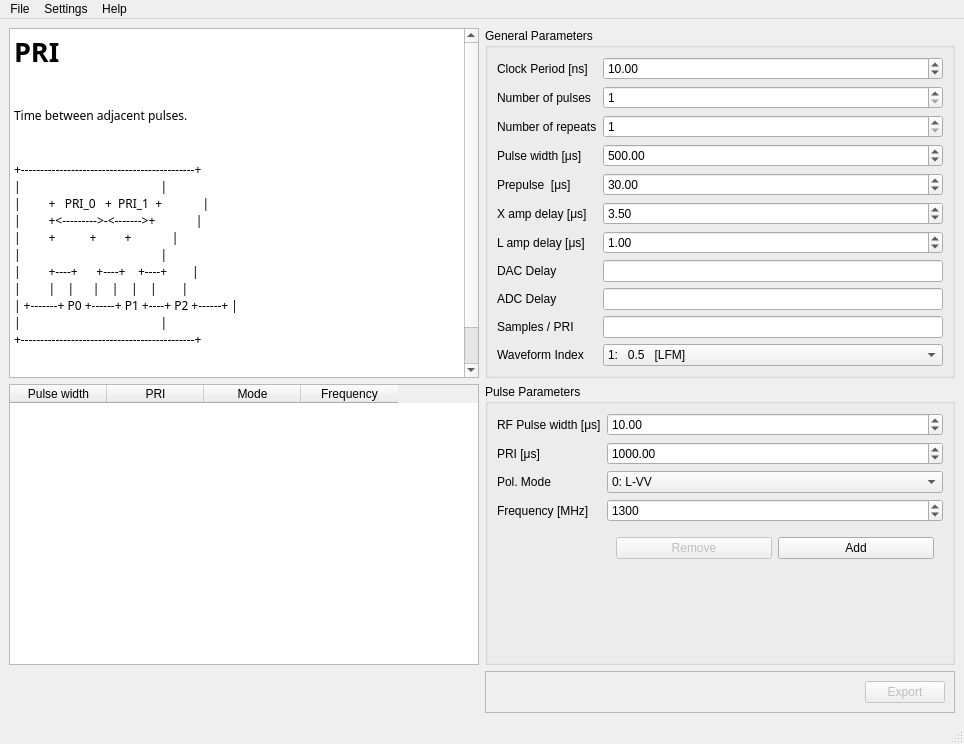
Before: the Qt Designer form creator_gui.ui in nextrad/tcu_software, drawn with Qt 5.
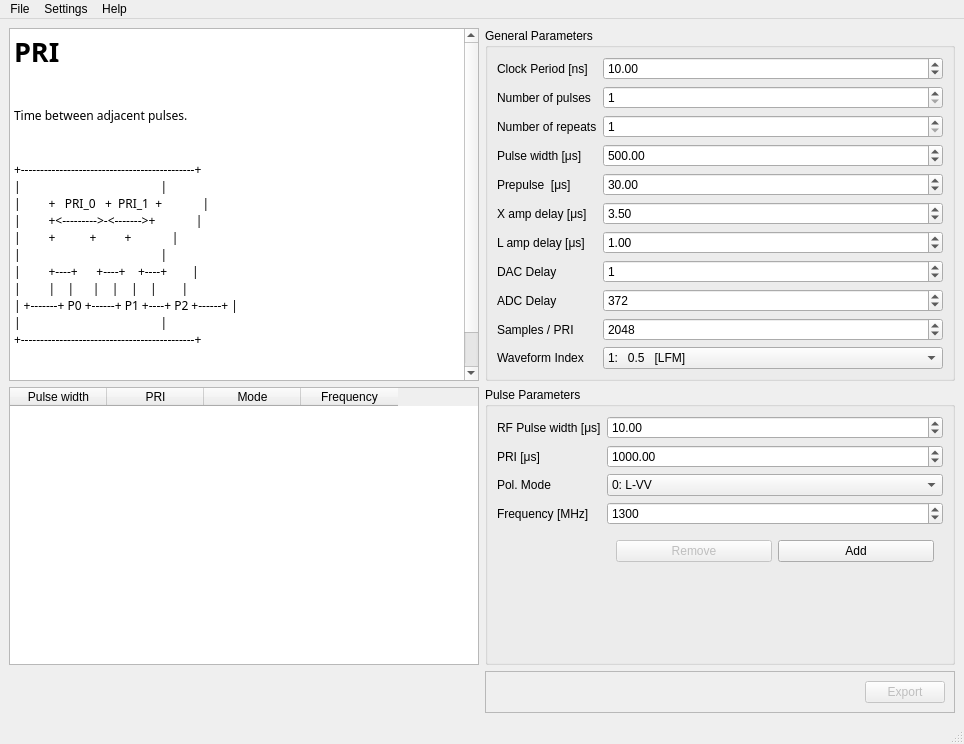
After: the same form once the commit is applied.

Commit message: change new widgets to spin boxes

```diff
--- a/creator_gui.ui
+++ b/creator_gui.ui
@@ -154,7 +154,14 @@
         </widget>
        </item>
        <item row="7" column="1">
-        <widget class="QLineEdit" name="text_dac_delay"/>
+        <widget class="QSpinBox" name="spin_dac_delay">
+         <property name="maximum">
+          <number>999999999</number>
+         </property>
+         <property name="value">
+          <number>1</number>
+         </property>
+        </widget>
        </item>
        <item row="8" column="0">
         <widget class="QLabel" name="label_13">
@@ -164,7 +171,14 @@
         </widget>
        </item>
        <item row="8" column="1">
-        <widget class="QLineEdit" name="text_adc_delay"/>
+        <widget class="QSpinBox" name="spin_adc_delay">
+         <property name="maximum">
+          <number>999999999</number>
+         </property>
+         <property name="value">
+          <number>372</number>
+         </property>
+        </widget>
        </item>
        <item row="9" column="0">
         <widget class="QLabel" name="label_14">
@@ -174,7 +188,14 @@
         </widget>
        </item>
        <item row="9" column="1">
-        <widget class="QLineEdit" name="text_sample_per_pri"/>
+        <widget class="QSpinBox" name="spin_samples_per_pri">
+         <property name="maximum">
+          <number>999999999</number>
+         </property>
+         <property name="value">
+          <number>2048</number>
+         </property>
+        </widget>
        </item>
        <item row="10" column="0">
         <widget class="QLabel" name="label_15">
```
The commit also changes 1 other file.
